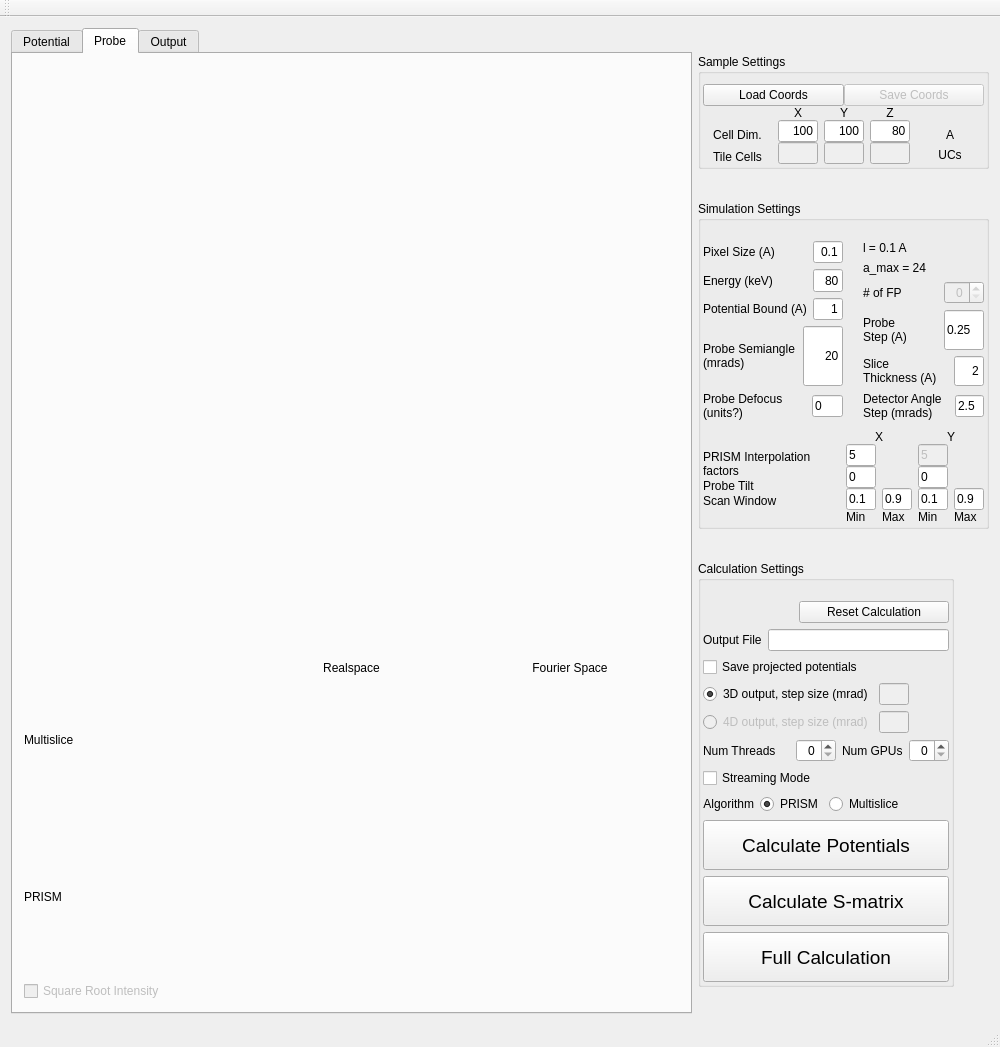
The window that Qt/prismmainwindow.ui (prism-em/prismatic) describes before a commit, drawn with Qt 5.
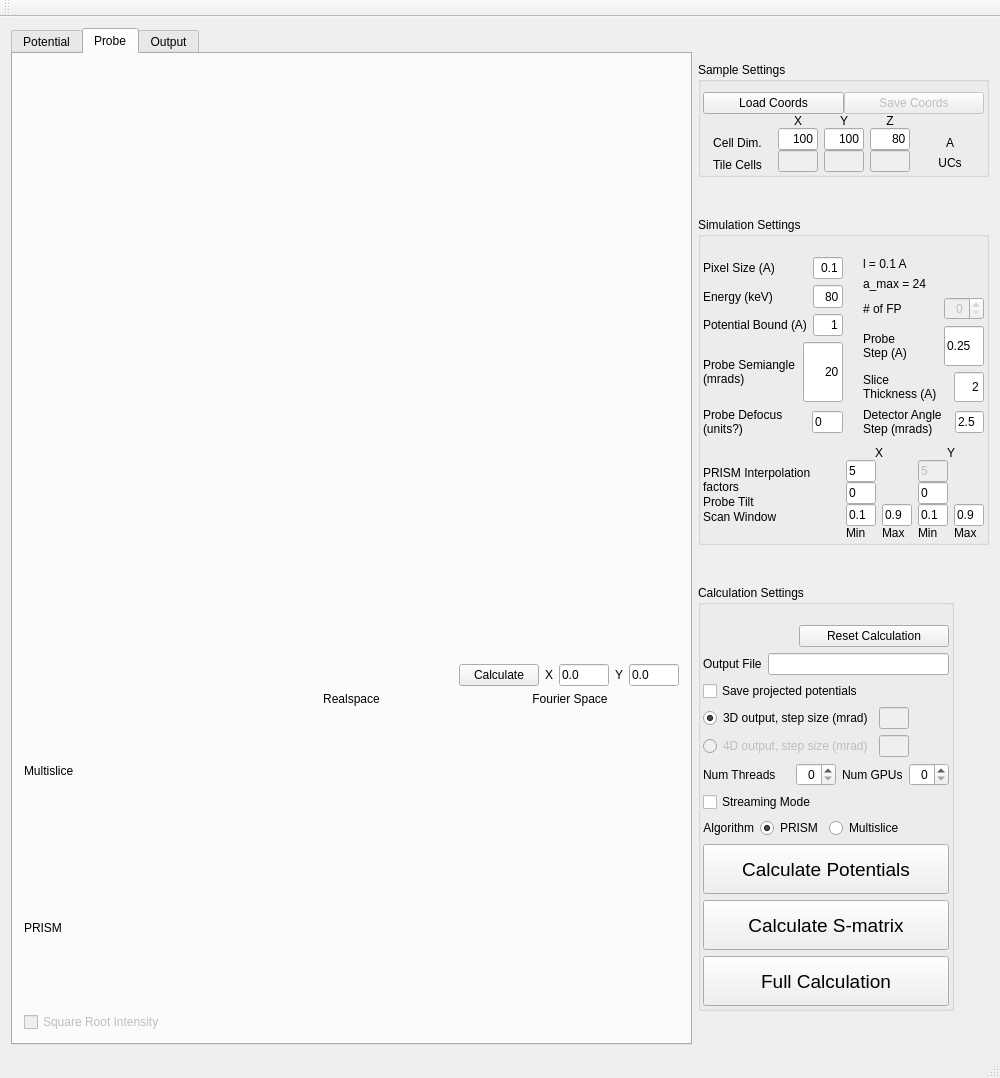
The same window after the commit. The open tabs and pages were chosen to show the change. Icons and pictures are not drawn.

Commit message: working on individual probe calculator

Patch:
```diff
--- a/Qt/prismmainwindow.ui
+++ b/Qt/prismmainwindow.ui
@@ -7,7 +7,7 @@
     <x>0</x>
     <y>0</y>
     <width>1000</width>
-    <height>1047</height>
+    <height>1078</height>
    </rect>
   </property>
   <property name="windowTitle">
@@ -253,6 +253,82 @@
           </property>
          </widget>
         </item>
+        <item>
+         <layout class="QHBoxLayout" name="horizontalLayout_41">
+          <item>
+           <spacer name="horizontalSpacer_3">
+            <property name="orientation">
+             <enum>Qt::Horizontal</enum>
+            </property>
+            <property name="sizeHint" stdset="0">
+             <size>
+              <width>40</width>
+              <height>20</height>
+             </size>
+            </property>
+           </spacer>
+          </item>
+          <item>
+           <widget class="QPushButton" name="btn_calculateProbe">
+            <property name="text">
+             <string>Calculate</string>
+            </property>
+           </widget>
+          </item>
+          <item>
+           <widget class="QLabel" name="label_38">
+            <property name="layoutDirection">
+             <enum>Qt::RightToLeft</enum>
+            </property>
+            <property name="text">
+             <string>X</string>
+            </property>
+           </widget>
+          </item>
+          <item>
+           <widget class="QLineEdit" name="lineEdit_probeX">
+            <property name="maximumSize">
+             <size>
+              <width>50</width>
+              <height>16777215</height>
+             </size>
+            </property>
+            <property name="layoutDirection">
+             <enum>Qt::RightToLeft</enum>
+            </property>
+            <property name="text">
+             <string>0.0</string>
+            </property>
+           </widget>
+          </item>
+          <item>
+           <widget class="QLabel" name="label_37">
+            <property name="layoutDirection">
+             <enum>Qt::RightToLeft</enum>
+            </property>
+            <property name="text">
+             <string>Y</string>
+            </property>
+           </widget>
+          </item>
+          <item>
+           <widget class="QLineEdit" name="lineEdit_probeY">
+            <property name="maximumSize">
+             <size>
+              <width>50</width>
+              <height>16777215</height>
+             </size>
+            </property>
+            <property name="layoutDirection">
+             <enum>Qt::RightToLeft</enum>
+            </property>
+            <property name="text">
+             <string>0.0</string>
+            </property>
+           </widget>
+          </item>
+         </layout>
+        </item>
         <item>
          <layout class="QHBoxLayout" name="horizontalLayout_26">
           <property name="spacing">
@@ -646,6 +722,9 @@
     </item>
     <item>
      <layout class="QVBoxLayout" name="verticalLayout_16">
+      <property name="bottomMargin">
+       <number>0</number>
+      </property>
       <item>
        <widget class="QGroupBox" name="box_sampleSettings">
         <property name="sizePolicy">
@@ -1689,6 +1768,12 @@
           <verstretch>0</verstretch>
          </sizepolicy>
         </property>
+        <property name="minimumSize">
+         <size>
+          <width>0</width>
+          <height>0</height>
+         </size>
+        </property>
         <property name="title">
          <string>Calculation Settings</string>
         </property>
```
Left out of the diff: 2 changed lines with no effect on the pictures. The commit also changes 6 other files.
